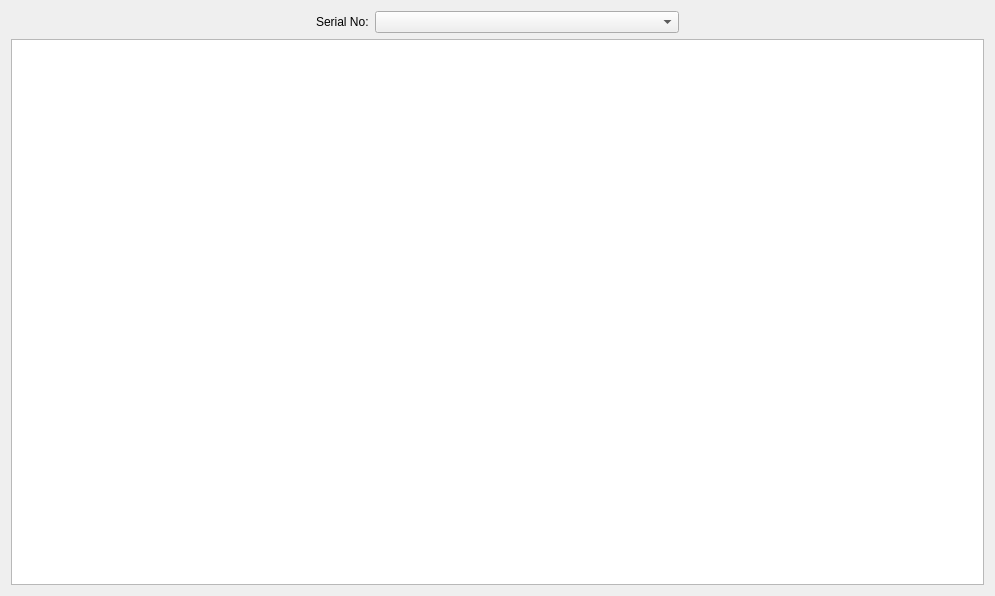
This is GUI/guiTest/uiFiles/testLog.ui in aumanimationstudios/Grantha as Qt 5 draws it before an edit. The edited form follows.
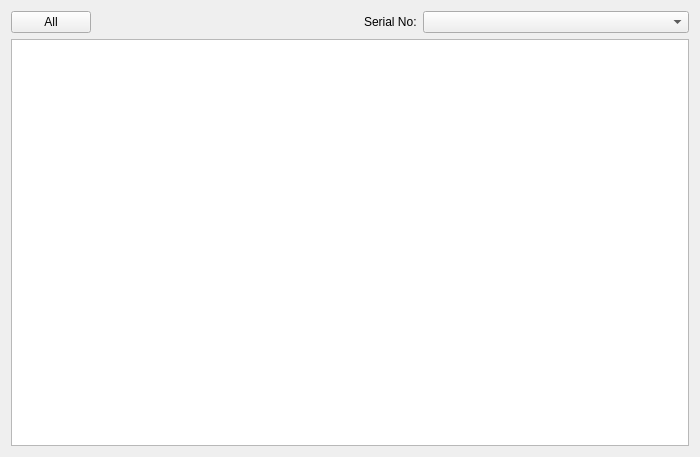
This is the edited form.

Patch:
```diff
--- a/GUI/guiTest/uiFiles/testLog.ui
+++ b/GUI/guiTest/uiFiles/testLog.ui
@@ -6,8 +6,8 @@
    <rect>
     <x>0</x>
     <y>0</y>
-    <width>995</width>
-    <height>596</height>
+    <width>700</width>
+    <height>457</height>
    </rect>
   </property>
   <property name="windowTitle">
@@ -17,14 +17,21 @@
    <item row="0" column="0">
     <layout class="QHBoxLayout" name="horizontalLayout">
      <item>
-      <spacer name="horizontalSpacer_2">
+      <widget class="QPushButton" name="allButton">
+       <property name="text">
+        <string>All</string>
+       </property>
+      </widget>
+     </item>
+     <item>
+      <spacer name="horizontalSpacer_3">
        <property name="orientation">
         <enum>Qt::Horizontal</enum>
        </property>
        <property name="sizeHint" stdset="0">
         <size>
-         <width>37</width>
-         <height>17</height>
+         <width>40</width>
+         <height>20</height>
         </size>
        </property>
       </spacer>
@@ -52,19 +59,6 @@
        </property>
       </widget>
      </item>
-     <item>
-      <spacer name="horizontalSpacer">
-       <property name="orientation">
-        <enum>Qt::Horizontal</enum>
-       </property>
-       <property name="sizeHint" stdset="0">
-        <size>
-         <width>37</width>
-         <height>17</height>
-        </size>
-       </property>
-      </spacer>
-     </item>
     </layout>
    </item>
    <item row="1" column="0">
```
Left out of the diff: 6 changed lines with no effect on the pictures.
